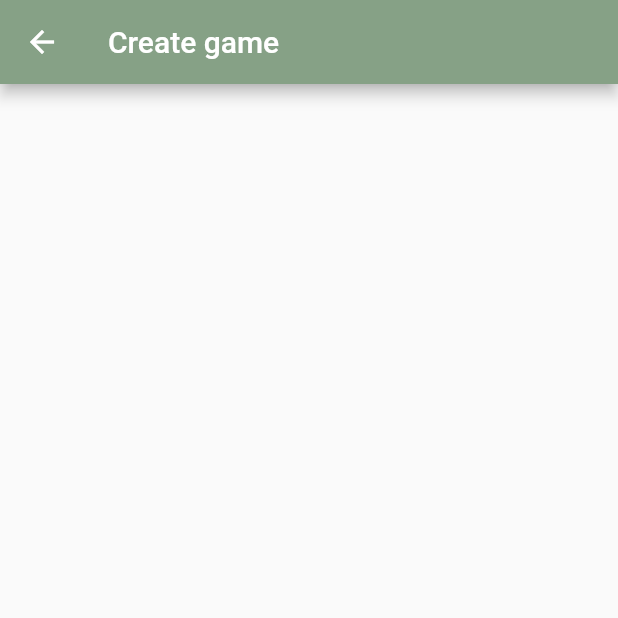
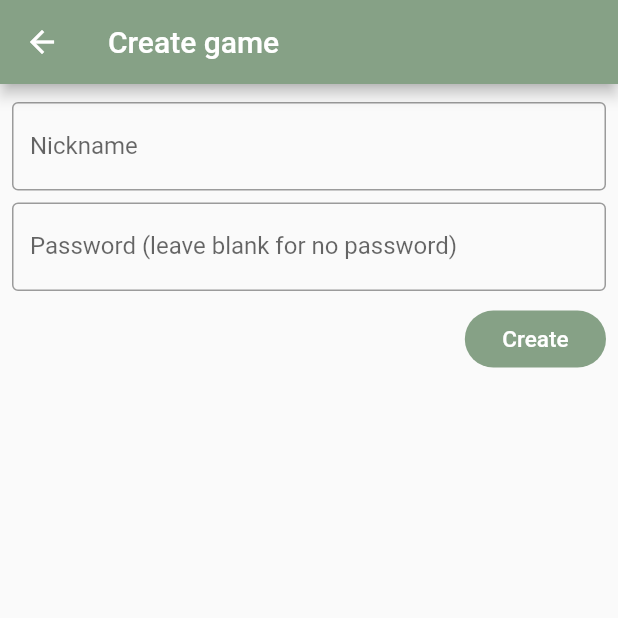
Before and after one commit to claireCodess/ouistiti, a Flutter app: the CreateGameScreen screen opened directly, on a phone screen of 412 x 824 dp, the top half of it. Run offline on Flutter 3.47's test engine with Material 2 defaults, Android fonts, the phone set to English and light mode, and no system bars; our stand-ins replace socket_io_client; network calls fail.

Commit message:
Create game screen UI

```diff
--- a/assets/i18n/en.json
+++ b/assets/i18n/en.json
@@ -6,5 +6,8 @@
   "in_progress": "In progress",
   "round": "Round $round/$totalRoundCount",
   "full": "Game full",
-  "create_game_title": "Create game"
+  "create_game_title": "Create game",
+  "nickname_field": "Nickname",
+  "password_field": "Password (leave blank for no password)",
+  "create_button": "Create"
 }
--- a/assets/i18n/fr.json
+++ b/assets/i18n/fr.json
@@ -6,5 +6,8 @@
   "in_progress": "En cours",
   "round": "Tour $round/$totalRoundCount",
   "full": "Complet",
-  "create_game_title": "Créer une partie"
+  "create_game_title": "Créer une partie",
+  "nickname_field": "Surnom",
+  "password_field": "Mot de passe (laisser vide pour aucun mdp)",
+  "create_button": "Créer"
 }
--- a/lib/widget/screen/CreateGameScreen.dart
+++ b/lib/widget/screen/CreateGameScreen.dart
@@ -1,6 +1,8 @@
 import 'package:flutter/cupertino.dart';
 import 'package:flutter/material.dart';
 import 'package:ouistiti/i18n/AppLocalizations.dart';
+
+import '../../main.dart';
 
 AppLocalizations i18n;
 
@@ -22,9 +24,51 @@ class _CreateGameScreenState extends State<CreateGameScreen> {
         title: Text(i18n.translate("create_game_title")),
       ),
       body: Center(
-        child: Column(
-          mainAxisAlignment: MainAxisAlignment.center,
-          children: <Widget>[],
+        child: Container(
+          child: Padding(
+            padding: EdgeInsets.only(left: 8, right: 8, top: 12),
+            child: Column(
+              children: <Widget>[
+                Padding(
+                  padding: EdgeInsets.only(bottom: 8),
+                  child: TextField(
+                    decoration: InputDecoration(
+                      border: OutlineInputBorder(),
+                      labelText: i18n.translate("nickname_field"),
+                    ),
+                  ),
+                ),
+                Padding(
+                  padding: EdgeInsets.only(bottom: 8),
+                  child: TextField(
+                    obscureText: true,
+                    decoration: InputDecoration(
+                      border: OutlineInputBorder(),
+                      labelText: i18n.translate("password_field"),
+                    ),
+                  ),
+                ),
+                Align(
+                  alignment: Alignment.centerRight,
+                  child: TextButton(
+                    onPressed: () {},
+                    style: TextButton.styleFrom(
+                      padding: EdgeInsets.only(
+                          top: 10.0, bottom: 10.0, left: 25.0, right: 25.0),
+                      backgroundColor: MaterialColor(0xff86A186, primaryColor),
+                      primary: Colors.white,
+                      shape: RoundedRectangleBorder(
+                          borderRadius: BorderRadius.circular(20.0)),
+                    ),
+                    child: Text(
+                      i18n.translate("create_button"),
+                      style: TextStyle(color: Colors.white, fontSize: 15.0),
+                    ),
+                  ),
+                )
+              ],
+            ),
+          ),
         ),
       ),
     );
```
